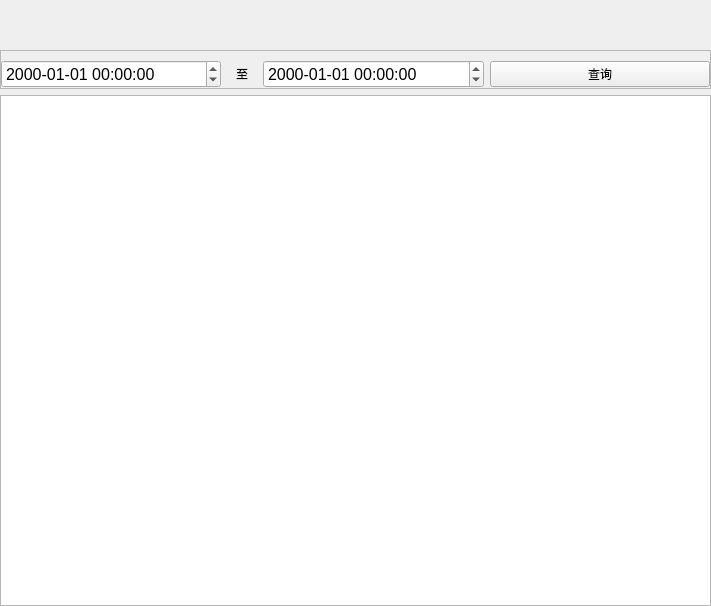
Before: the Qt Designer form StockManageSystem/groupchat/chatlog/chatlog.ui in YYC572652645/Stock, drawn with Qt 5.
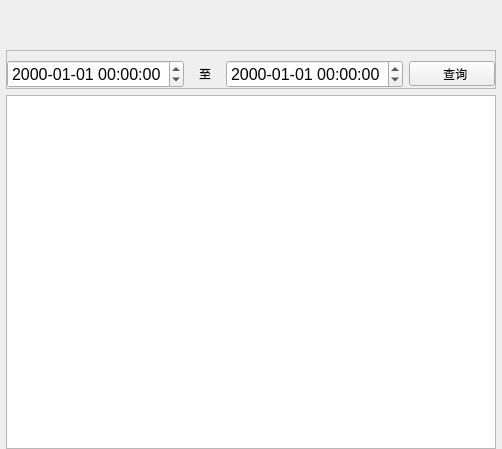
After: the same form once the commit is applied. Icons and pictures are not drawn.

The edit to the form file:
```diff
--- a/StockManageSystem/groupchat/chatlog/chatlog.ui
+++ b/StockManageSystem/groupchat/chatlog/chatlog.ui
@@ -6,8 +6,8 @@
    <rect>
     <x>0</x>
     <y>0</y>
-    <width>711</width>
-    <height>606</height>
+    <width>502</width>
+    <height>449</height>
    </rect>
   </property>
   <property name="windowTitle">
@@ -54,6 +54,12 @@
    </item>
    <item>
     <layout class="QVBoxLayout" name="verticalLayout_2">
+     <property name="leftMargin">
+      <number>6</number>
+     </property>
+     <property name="rightMargin">
+      <number>6</number>
+     </property>
      <item>
       <widget class="QFrame" name="frame">
        <property name="frameShape">
@@ -128,8 +134,24 @@
               <height>25</height>
              </size>
             </property>
+            <property name="maximumSize">
+             <size>
+              <width>100</width>
+              <height>25</height>
+             </size>
+            </property>
             <property name="text">
-             <string>查询</string>
+             <string>  查询</string>
+            </property>
+            <property name="icon">
+             <iconset resource="../../res.qrc">
+              <normaloff>:/image/image/search.png</normaloff>:/image/image/search.png</iconset>
+            </property>
+            <property name="iconSize">
+             <size>
+              <width>32</width>
+              <height>32</height>
+             </size>
             </property>
            </widget>
           </item>
```
Left out of the diff: 4 changed lines with no effect on the pictures.
